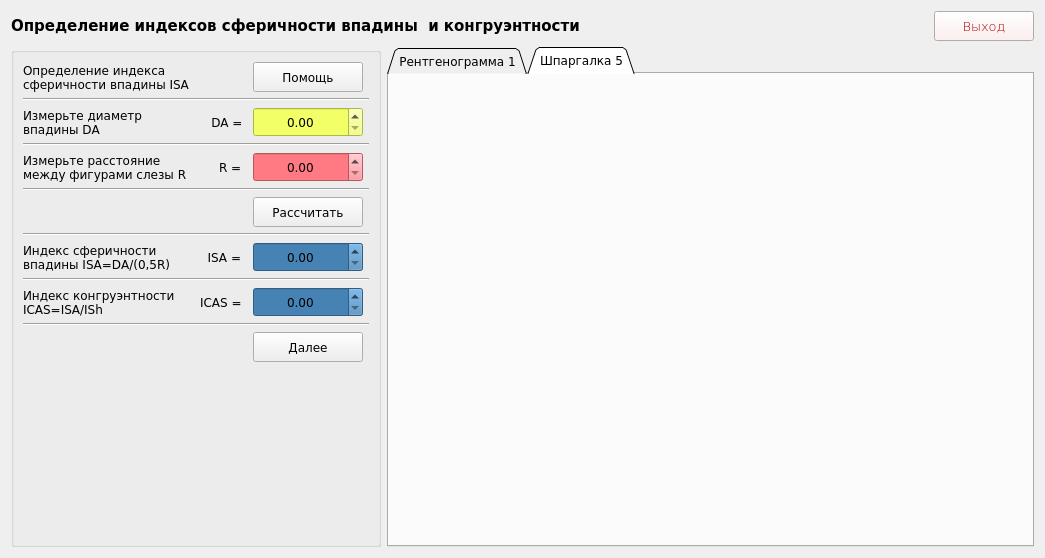
W3STi/Medical-calculate-programm, file Medic/forms/ui/form4.ui: the form before one commit.
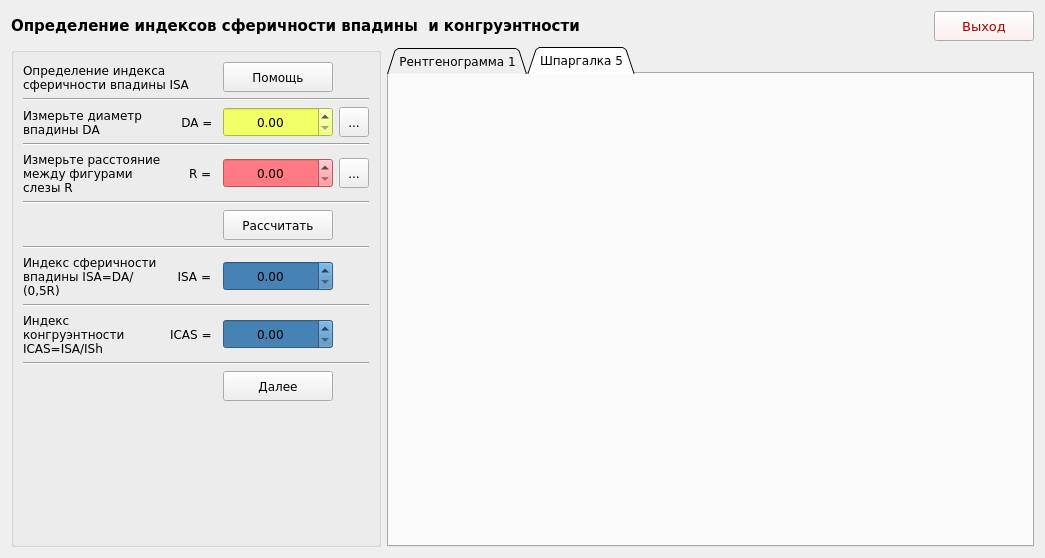
The form after the commit.

The edit to the form file:
```diff
--- a/Medic/forms/ui/form4.ui
+++ b/Medic/forms/ui/form4.ui
@@ -7,7 +7,7 @@
     <x>0</x>
     <y>0</y>
     <width>1045</width>
-    <height>548</height>
+    <height>554</height>
    </rect>
   </property>
   <property name="windowTitle">
@@ -55,7 +55,6 @@
       <font>
        <family>Verdana</family>
        <pointsize>10</pointsize>
-       <weight>9</weight>
        <italic>false</italic>
        <bold>false</bold>
       </font>
@@ -511,6 +510,32 @@
         </property>
        </widget>
       </item>
+      <item row="2" column="3">
+       <widget class="QToolButton" name="toolButton">
+        <property name="minimumSize">
+         <size>
+          <width>30</width>
+          <height>30</height>
+         </size>
+        </property>
+        <property name="text">
+         <string>...</string>
+        </property>
+       </widget>
+      </item>
+      <item row="4" column="3">
+       <widget class="QToolButton" name="toolButton_2">
+        <property name="minimumSize">
+         <size>
+          <width>30</width>
+          <height>30</height>
+         </size>
+        </property>
+        <property name="text">
+         <string>...</string>
+        </property>
+       </widget>
+      </item>
      </layout>
     </widget>
    </item>
```
Left out of the diff: 1 changed line with no effect on the pictures.
